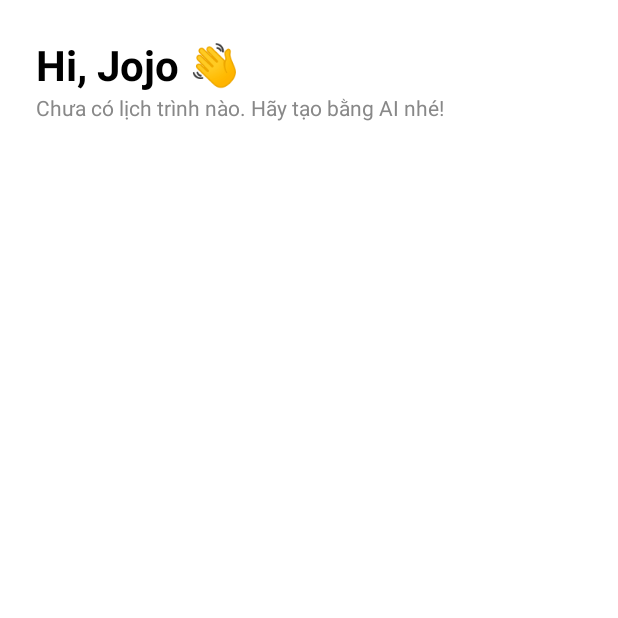
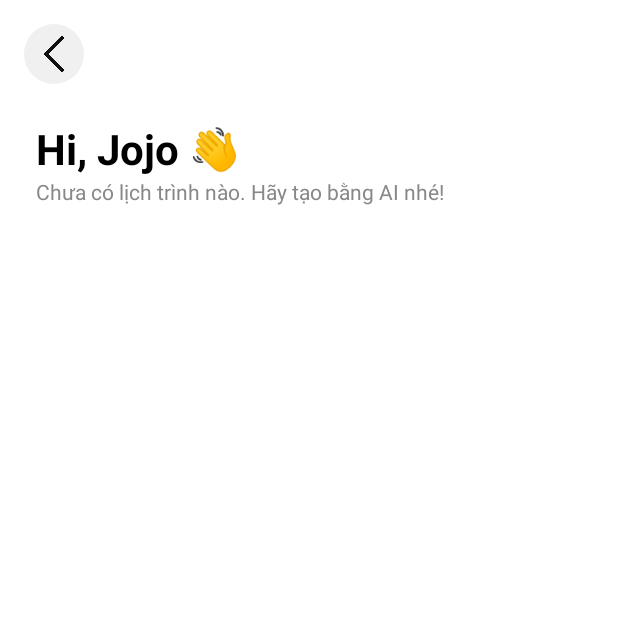
Before and after one commit to pvhung05/AI-Travel-Planner, an Android app: the PlanScreen screen opened directly, with no data from a screen before it, on a phone screen of 412 x 824 dp, the top half of it. Run offline under Robolectric (Android 15) with nearby library versions, the phone set to English and light mode, and no system bars; our stand-ins replace Room's generated code; pictures from the network do not load.

Commit message:
add btnBack

```diff
--- a/app/src/main/java/com/example/ai_travel_planner/ui/home/plan/PlanScreen.java
+++ b/app/src/main/java/com/example/ai_travel_planner/ui/home/plan/PlanScreen.java
@@ -4,6 +4,7 @@ package com.example.ai_travel_planner.ui.home.plan;
 import android.content.Intent;
 import android.os.Bundle;
 import android.view.View;
+import android.widget.ImageButton;
 import android.widget.TextView;
 
 import androidx.appcompat.app.AppCompatActivity;
@@ -13,6 +14,7 @@ import androidx.recyclerview.widget.RecyclerView;
 import com.example.ai_travel_planner.R;
 import com.example.ai_travel_planner.data.local.AppDatabase;
 import com.example.ai_travel_planner.data.local.entities.PlanEntity;
+import com.example.ai_travel_planner.ui.home.login.SigninScreen;
 import com.example.ai_travel_planner.ui.home.plan.GuideScreen;
 
 import java.util.List;
@@ -23,14 +25,18 @@ public class PlanScreen extends AppCompatActivity {
     private TextView tvEmpty;
     private PlansAdapter adapter;
 
+    ImageButton btnBack;
+
     @Override
     protected void onCreate(Bundle savedInstanceState) {
         super.onCreate(savedInstanceState);
         setContentView(R.layout.planscreen);
 
+        btnBack = findViewById(R.id.btnBack);
         rvPlans = findViewById(R.id.rvPlans);
         tvEmpty = findViewById(R.id.tvSubtitle); // dùng tạm subtitle như empty hint
 
+        actionButton(btnBack, GuideScreen.class);
         // Lưới 1 cột (đổi 2 nếu bạn muốn kiểu gallery)
         rvPlans.setLayoutManager(new GridLayoutManager(this, 1));
 
@@ -62,4 +68,15 @@ public class PlanScreen extends AppCompatActivity {
             });
         }).start();
     }
+
+    void actionButton(View view, final Class<?> destination) {
+        view.setOnClickListener(new View.OnClickListener() {
+            @Override
+            public void onClick(View v) {
+                Intent intent = new Intent(PlanScreen.this, destination);
+                startActivity(intent);
+                finish();
+            }
+        });
+    }
 }
--- a/app/src/main/res/layout/planscreen.xml
+++ b/app/src/main/res/layout/planscreen.xml
@@ -6,6 +6,22 @@
     android:layout_height="match_parent"
     android:background="@android:color/white">
 
+    <!-- 🔙 Nút back -->
+    <ImageButton
+        android:id="@+id/btnBack"
+        android:layout_width="40dp"
+        android:layout_height="40dp"
+        android:layout_marginStart="16dp"
+        android:layout_marginTop="16dp"
+        android:background="@drawable/bg_circle_lightgray"
+        android:padding="8dp"
+        app:srcCompat="@drawable/ic_back"
+        android:scaleType="centerInside"
+        app:tint="#111111"
+        android:contentDescription="@string/back"
+        app:layout_constraintStart_toStartOf="parent"
+        app:layout_constraintTop_toTopOf="parent"/>
+
     <!-- Header -->
     <LinearLayout
         android:id="@+id/headerLayout"
@@ -13,7 +29,7 @@
         android:layout_height="wrap_content"
         android:orientation="vertical"
         android:padding="24dp"
-        app:layout_constraintTop_toTopOf="parent">
+        app:layout_constraintTop_toBottomOf="@id/btnBack">
 
         <TextView
             android:id="@+id/tvGreeting"
@@ -44,4 +60,5 @@
         app:layout_constraintBottom_toBottomOf="parent"
         app:layout_constraintStart_toStartOf="parent"
         app:layout_constraintEnd_toEndOf="parent"/>
+
 </androidx.constraintlayout.widget.ConstraintLayout>
```
